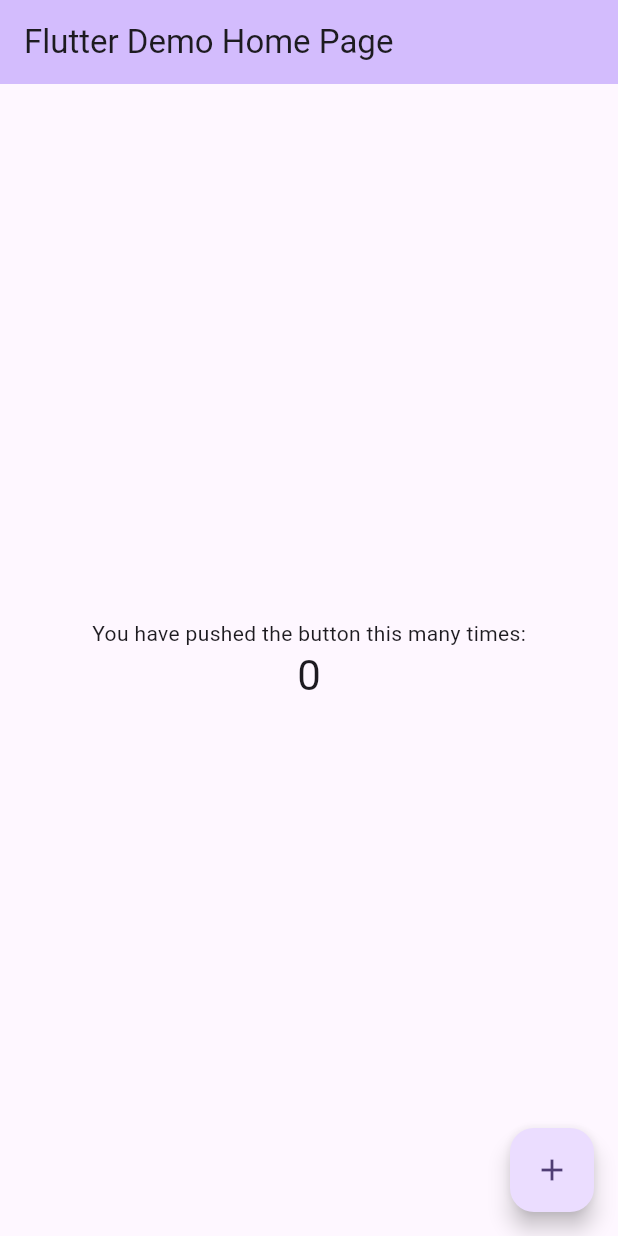
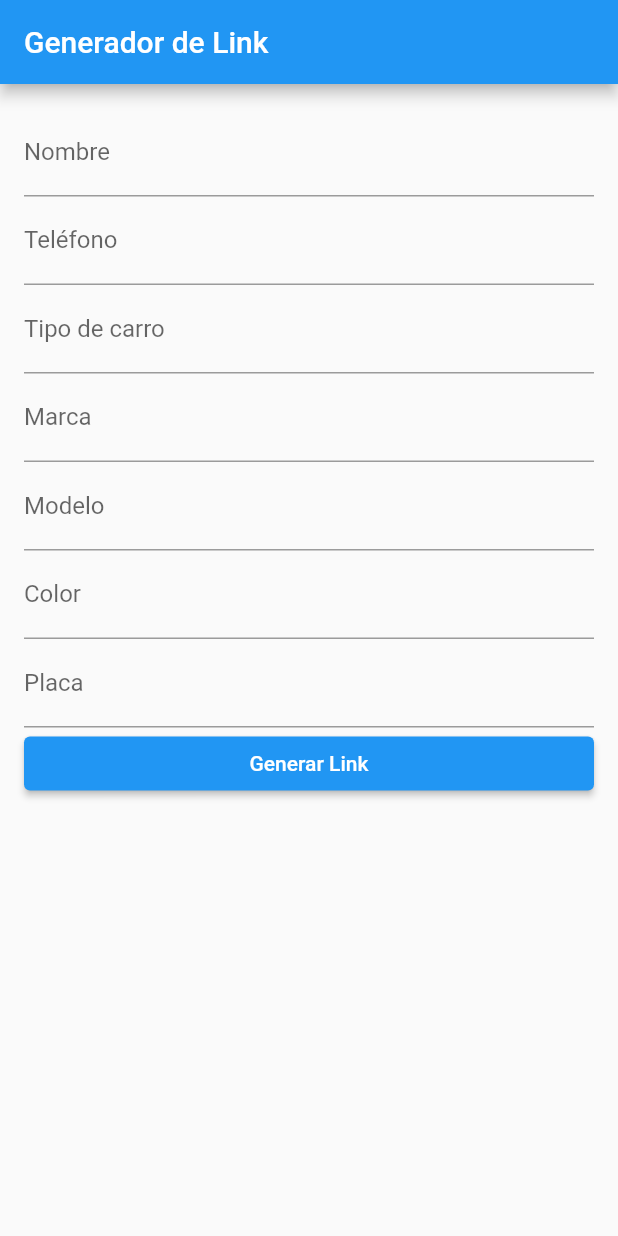
Before and after one commit to DanielGCh1/lab_4_moviles, a Flutter app: the screen it shows after launch, on a phone screen of 412 x 824 dp. Run offline on Flutter 3.47's test engine with Material 2 defaults, Android fonts, the phone set to English and light mode, and no system bars; our stand-ins replace flutter_map, geolocator, google_maps_flutter, permission_handler.

Commit message:
Proyecto base
contiene el formulario, y obtiene la ubicacion

```diff
--- a/lab_4/lib/main.dart
+++ b/lab_4/lib/main.dart
@@ -1,125 +1,202 @@
+import 'package:geolocator/geolocator.dart';
 import 'package:flutter/material.dart';
+import 'package:permission_handler/permission_handler.dart';
+import 'package:flutter_map/flutter_map.dart' as flutter_map;
+import 'package:google_maps_flutter/google_maps_flutter.dart';
 
 void main() {
-  runApp(const MyApp());
+  runApp(MyApp());
 }
 
 class MyApp extends StatelessWidget {
-  const MyApp({super.key});
-
-  // This widget is the root of your application.
   @override
   Widget build(BuildContext context) {
     return MaterialApp(
-      title: 'Flutter Demo',
+      title: 'Grúa App',
       theme: ThemeData(
-        // This is the theme of your application.
-        //
-        // TRY THIS: Try running your application with "flutter run". You'll see
-        // the application has a blue toolbar. Then, without quitting the app,
-        // try changing the seedColor in the colorScheme below to Colors.green
-        // and then invoke "hot reload" (save your changes or press the "hot
-        // reload" button in a Flutter-supported IDE, or press "r" if you used
-        // the command line to start the app).
-        //
-        // Notice that the counter didn't reset back to zero; the application
-        // state is not lost during the reload. To reset the state, use hot
-        // restart instead.
-        //
-        // This works for code too, not just values: Most code changes can be
-        // tested with just a hot reload.
-        colorScheme: ColorScheme.fromSeed(seedColor: Colors.deepPurple),
-        useMaterial3: true,
+        primarySwatch: Colors.blue,
       ),
-      home: const MyHomePage(title: 'Flutter Demo Home Page'),
+      home: LinkGeneratorScreen(),
+      routes: {
+        '/info': (context) => InfoScreen(),
+      },
     );
   }
 }
 
-class MyHomePage extends StatefulWidget {
-  const MyHomePage({super.key, required this.title});
+class LinkGeneratorScreen extends StatefulWidget {
+  @override
+  _LinkGeneratorScreenState createState() => _LinkGeneratorScreenState();
+}
 
-  // This widget is the home page of your application. It is stateful, meaning
-  // that it has a State object (defined below) that contains fields that affect
-  // how it looks.
+class _LinkGeneratorScreenState extends State<LinkGeneratorScreen> {
+  TextEditingController nameController = TextEditingController();
+  TextEditingController phoneController = TextEditingController();
+  TextEditingController carTypeController = TextEditingController();
+  TextEditingController carBrandController = TextEditingController();
+  TextEditingController carModelController = TextEditingController();
+  TextEditingController carColorController = TextEditingController();
+  TextEditingController carPlateController = TextEditingController();
 
-  // This class is the configuration for the state. It holds the values (in this
-  // case the title) provided by the parent (in this case the App widget) and
-  // used by the build method of the State. Fields in a Widget subclass are
-  // always marked "final".
+  String location = '';
 
-  final String title;
+  void getLocation() async {
+    PermissionStatus status = await Permission.location.request();
+    if (status.isGranted) {
+      Position position = await Geolocator.getCurrentPosition(
+        desiredAccuracy: LocationAccuracy.high,
+      );
+      setState(() {
+        location =
+            'Latitud: ${position.latitude}\nLongitud: ${position.longitude}';
+      });
+
+      String link = 'Información de la grúa:\n\n' +
+          'Nombre: ${nameController.text}\n' +
+          'Teléfono: ${phoneController.text}\n' +
+          'Tipo de carro: ${carTypeController.text}\n' +
+          'Marca: ${carBrandController.text}\n' +
+          'Modelo: ${carModelController.text}\n' +
+          'Color: ${carColorController.text}\n' +
+          'Placa: ${carPlateController.text}\n' +
+          'Ubicación: $location';
+      Navigator.pushNamed(context, '/info', arguments: {'link': link});
+    } else if (status.isDenied) {
+      // El usuario ha denegado el permiso de ubicación
+      // Puedes mostrar un diálogo o mensaje para informar al usuario
+      print('Permiso de ubicación denegado');
+    } else if (status.isPermanentlyDenied) {
+      // El usuario ha denegado permanentemente el permiso de ubicación
+      // Puedes mostrar un diálogo o mensaje y guiar al usuario a la configuración de la aplicación
+      print('Permiso de ubicación denegado permanentemente');
+    }
+  }
 
   @override
-  State<MyHomePage> createState() => _MyHomePageState();
-}
-
-class _MyHomePageState extends State<MyHomePage> {
-  int _counter = 0;
-
-  void _incrementCounter() {
-    setState(() {
-      // This call to setState tells the Flutter framework that something has
-      // changed in this State, which causes it to rerun the build method below
-      // so that the display can reflect the updated values. If we changed
-      // _counter without calling setState(), then the build method would not be
-      // called again, and so nothing would appear to happen.
-      _counter++;
-    });
+  void dispose() {
+    nameController.dispose();
+    phoneController.dispose();
+    carTypeController.dispose();
+    carBrandController.dispose();
+    carModelController.dispose();
+    carColorController.dispose();
+    carPlateController.dispose();
+    super.dispose();
   }
 
   @override
   Widget build(BuildContext context) {
-    // This method is rerun every time setState is called, for instance as done
-    // by the _incrementCounter method above.
-    //
-    // The Flutter framework has been optimized to make rerunning build methods
-    // fast, so that you can just rebuild anything that needs updating rather
-    // than having to individually change instances of widgets.
     return Scaffold(
       appBar: AppBar(
-        // TRY THIS: Try changing the color here to a specific color (to
-        // Colors.amber, perhaps?) and trigger a hot reload to see the AppBar
-        // change color while the other colors stay the same.
-        backgroundColor: Theme.of(context).colorScheme.inversePrimary,
-        // Here we take the value from the MyHomePage object that was created by
-        // the App.build method, and use it to set our appbar title.
-        title: Text(widget.title),
+        title: Text('Generador de Link'),
       ),
-      body: Center(
-        // Center is a layout widget. It takes a single child and positions it
-        // in the middle of the parent.
+      body: Padding(
+        padding: EdgeInsets.all(16.0),
         child: Column(
-          // Column is also a layout widget. It takes a list of children and
-          // arranges them vertically. By default, it sizes itself to fit its
-          // children horizontally, and tries to be as tall as its parent.
-          //
-          // Column has various properties to control how it sizes itself and
-          // how it positions its children. Here we use mainAxisAlignment to
-          // center the children vertically; the main axis here is the vertical
-          // axis because Columns are vertical (the cross axis would be
-          // horizontal).
-          //
-          // TRY THIS: Invoke "debug painting" (choose the "Toggle Debug Paint"
-          // action in the IDE, or press "p" in the console), to see the
-          // wireframe for each widget.
-          mainAxisAlignment: MainAxisAlignment.center,
-          children: <Widget>[
-            const Text(
-              'You have pushed the button this many times:',
+          crossAxisAlignment: CrossAxisAlignment.stretch,
+          children: [
+            TextField(
+              controller: nameController,
+              decoration: InputDecoration(labelText: 'Nombre'),
             ),
-            Text(
-              '$_counter',
-              style: Theme.of(context).textTheme.headlineMedium,
+            TextField(
+              controller: phoneController,
+              decoration: InputDecoration(labelText: 'Teléfono'),
+              keyboardType: TextInputType.phone,
+            ),
+            TextField(
+              controller: carTypeController,
+              decoration: InputDecoration(labelText: 'Tipo de carro'),
+            ),
+            TextField(
+              controller: carBrandController,
+              decoration: InputDecoration(labelText: 'Marca'),
+            ),
+            TextField(
+              controller: carModelController,
+              decoration: InputDecoration(labelText: 'Modelo'),
+            ),
+            TextField(
+              controller: carColorController,
+              decoration: InputDecoration(labelText: 'Color'),
+            ),
+            TextField(
+              controller: carPlateController,
+              decoration: InputDecoration(labelText: 'Placa'),
+            ),
+            ElevatedButton(
+              onPressed: () {
+                getLocation();
+                String link = 'Información de la grúa:\n\n' +
+                    'Nombre: ${nameController.text}\n' +
+                    'Teléfono: ${phoneController.text}\n' +
+                    'Tipo de carro: ${carTypeController.text}\n' +
+                    'Marca: ${carBrandController.text}\n' +
+                    'Modelo: ${carModelController.text}\n' +
+                    'Color: ${carColorController.text}\n' +
+                    'Placa: ${carPlateController.text}\n' +
+                    'Ubicación: $location';
+                Navigator.pushNamed(context, '/info',
+                    arguments: {'link': link});
+              },
+              child: Text('Generar Link'),
             ),
           ],
         ),
       ),
-      floatingActionButton: FloatingActionButton(
-        onPressed: _incrementCounter,
-        tooltip: 'Increment',
-        child: const Icon(Icons.add),
-      ), // This trailing comma makes auto-formatting nicer for build methods.
     );
   }
 }
+
+class InfoScreen extends StatelessWidget {
+  @override
+  Widget build(BuildContext context) {
+    final Map<String, dynamic>? args =
+        ModalRoute.of(context)?.settings.arguments as Map<String, dynamic>?;
+
+    final String link = args?['link'] ?? '';
+
+    LatLng location = LatLng(0, 0);
+
+    Set<Marker> markers = Set<Marker>.from([
+      Marker(
+        markerId: MarkerId('locationMarker'),
+        position: location,
+      ),
+    ]);
+
+    return Scaffold(
+      appBar: AppBar(
+        title: Text('Información'),
+      ),
+      body: Column(
+        crossAxisAlignment: CrossAxisAlignment.stretch,
+        children: [
+          Padding(
+            padding: EdgeInsets.all(16.0),
+            child: Text(
+              'Datos obtenidos:',
+              style: TextStyle(fontSize: 18.0, fontWeight: FontWeight.bold),
+            ),
+          ),
+          Padding(
+            padding: EdgeInsets.symmetric(horizontal: 16.0),
+            child: Text(
+              'Link: $link',
+              style: TextStyle(fontSize: 16.0),
+            ),
+          ),
+          Expanded(
+            child: GoogleMap(
+              initialCameraPosition: CameraPosition(
+                target: location,
+                zoom: 15.0,
+              ),
+              markers: markers,
+            ),
+          ),
+        ],
+      ),
+    );
+  }
+}
```
Also changed, not shown: lab_4/pubspec.yaml (+7 -68 lines), lab_4/pubspec.lock, 7 other files.
